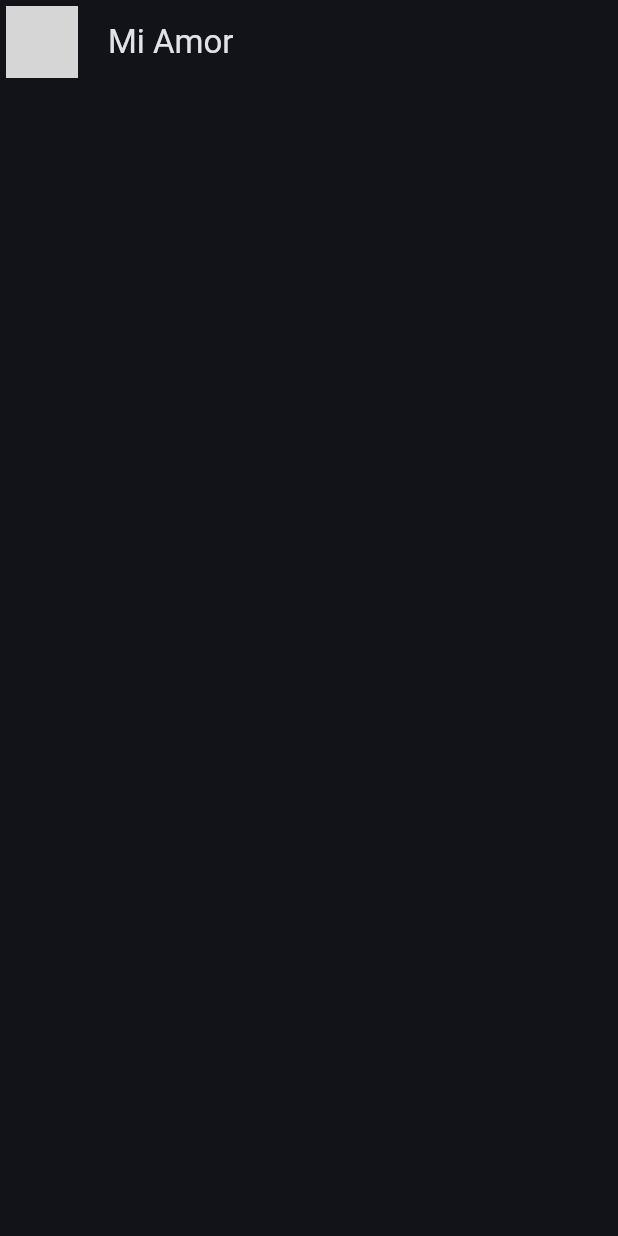
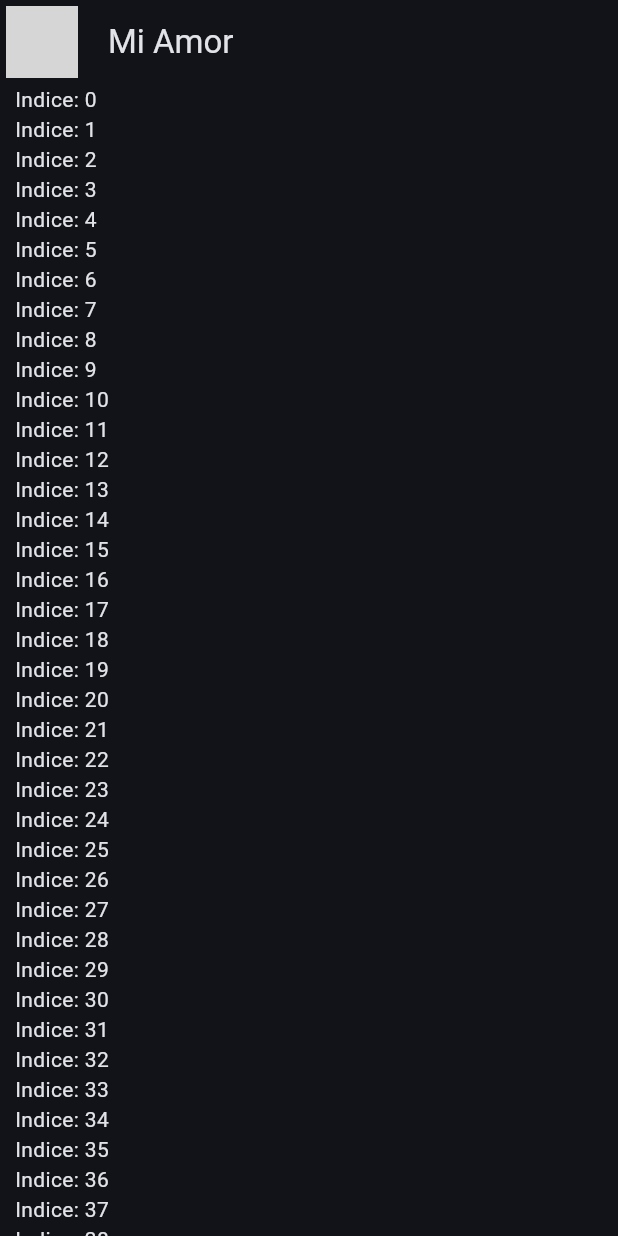
Before and after one commit to yairgzar/DMI-10B-YesNoApp-210256, a Flutter app: the screen it shows after launch, on a phone screen of 412 x 824 dp. Run offline on Flutter 3.47's test engine with Material 3 defaults, Android fonts, the phone set to English and light mode, and no system bars; network calls fail; grey boxes are pictures that could not be loaded.

Commit message:
Practica 21
Continuacion de Creacion de Proyecto

```diff
--- a/flutter_application_1/lib/main.dart
+++ b/flutter_application_1/lib/main.dart
@@ -1,6 +1,6 @@
 import 'package:flutter/material.dart';
 import 'package:flutter_application_1/config/theme/app_theme.dart';
-import 'package:flutter_application_1/presentation/chat/chat_screen.dart';
+import 'package:flutter_application_1/presentation/screens/chat/chat_screen.dart';
 
 void main() => runApp(const MyApp());
 
@@ -13,7 +13,6 @@ class MyApp extends StatelessWidget {
         title: 'Yes - No App (210256)',
         debugShowCheckedModeBanner: false,
         theme: AppTheme().theme(),
-        home: const ChatScreen()
-    );
+        home: const ChatScreen());
   }
 }
--- a/flutter_application_1/lib/presentation/chat/chat_screen.dart
+++ /dev/null
@@ -1,20 +0,0 @@
-import 'package:flutter/material.dart';
-
-class ChatScreen extends StatelessWidget {
-  const ChatScreen({super.key});
-
-  @override
-  Widget build(BuildContext context) {
-    return Scaffold(
-      appBar: AppBar(
-        leading: Padding(
-          padding: const EdgeInsets.all(4.0),
-          child: CircleAvatar(
-            backgroundImage: NetworkImage('https://www.google.com/url?sa=i&url=https%3A%2F%2Fes.dblegends.net%2Ftraits%2F1&psig=AOvVaw0o0cIShib17aPAz-AbZmRt&ust=1729801181610000&source=images&cd=vfe&opi=89978449&ved=0CBQQjRxqFwoTCPjW8NqppYkDFQAAAAAdAAAAABAE')
-        )),
-        title: Text('Mi Amor'),
-        centerTitle: false,
-      ),
-    );
-  }
-}
--- /dev/null
+++ b/flutter_application_1/lib/presentation/screens/chat/chat_screen.dart
@@ -0,0 +1,41 @@
+import 'package:flutter/material.dart';
+
+class ChatScreen extends StatelessWidget {
+  const ChatScreen({super.key});
+
+  @override
+  Widget build(BuildContext context) {
+    return Scaffold(
+      appBar: AppBar(
+        leading: Padding(
+            padding: const EdgeInsets.all(4.0),
+            child: CircleAvatar(
+                backgroundImage: NetworkImage(
+                    'https://lumiere-a.akamaihd.net/v1/images/image_222892ce.jpeg?region=0,0,640,480'))),
+        title: Text('Mi Amor'),
+        centerTitle: false,
+      ),
+      body: _ChatView(),
+    );
+  }
+}
+
+class _ChatView extends StatelessWidget {
+  @override
+  Widget build(BuildContext context) {
+    return SafeArea(
+        child: Padding(
+      padding: const EdgeInsets.symmetric(horizontal: 10),
+      child: Column(
+        children: [
+          Expanded(
+              child: ListView.builder(
+            itemCount: 100,
+            itemBuilder: (context, index) {
+              return Text('Indice: $index');
+            })),
+        ],
+      ),
+    ));
+  }
+}
--- a/flutter_application_1/pubspec.yaml
+++ b/flutter_application_1/pubspec.yaml
@@ -35,6 +35,7 @@ dependencies:
   # The following adds the Cupertino Icons font to your application.
   # Use with the CupertinoIcons class for iOS style icons.
   cupertino_icons: ^1.0.8
+  provider: ^6.1.2
 
 dev_dependencies:
   flutter_test:
```
Also changed, not shown: flutter_application_1/lib/presentation/widgets/chat/my_message_bubble.dart (added, +27 -0 lines).
